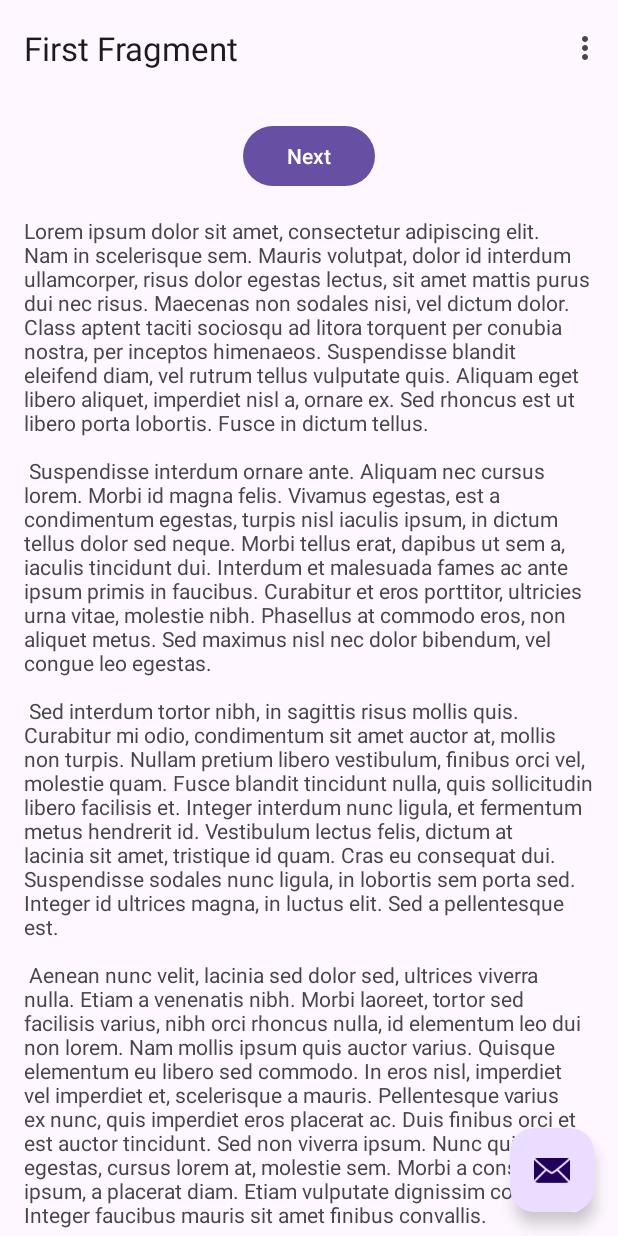
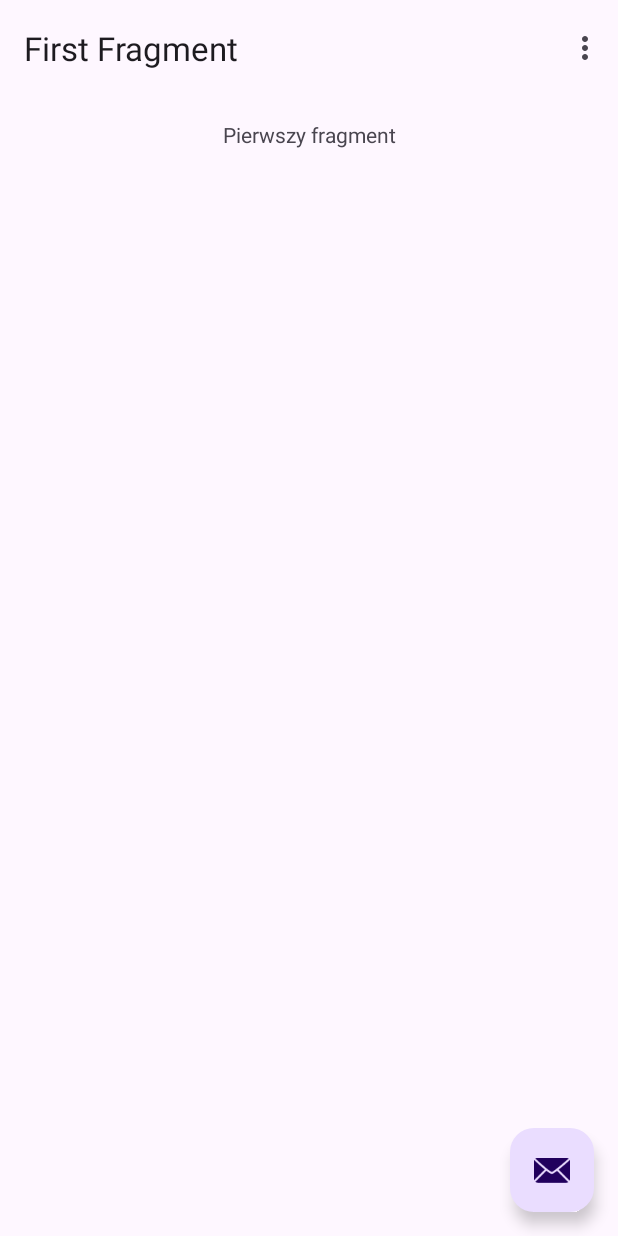
Before and after one commit to Klaudiusz02/Programowanie_mobline, an Android app: the screen it shows after launch (MainActivity), on a phone screen of 412 x 824 dp. Run offline under Robolectric (Android 15) with nearby library versions, the phone set to English and light mode, and no system bars; our stand-ins replace navigation-ui.

```diff
--- a/app/src/main/java/com/example/budzik/FirstFragment.java
+++ b/app/src/main/java/com/example/budzik/FirstFragment.java
@@ -29,13 +29,7 @@ public class FirstFragment extends Fragment {
     public void onViewCreated(@NonNull View view, Bundle savedInstanceState) {
         super.onViewCreated(view, savedInstanceState);
 
-        binding.buttonFirst.setOnClickListener(new View.OnClickListener() {
-            @Override
-            public void onClick(View view) {
-                NavHostFragment.findNavController(FirstFragment.this)
-                        .navigate(R.id.action_FirstFragment_to_SecondFragment);
-            }
-        });
+
     }
 
     @Override
--- a/app/src/main/res/layout/fragment_first.xml
+++ b/app/src/main/res/layout/fragment_first.xml
@@ -11,25 +11,15 @@
         android:layout_height="match_parent"
         android:padding="16dp">
 
-        <Button
-            android:id="@+id/button_first"
-            android:layout_width="wrap_content"
-            android:layout_height="wrap_content"
-            android:text="@string/next"
-            app:layout_constraintBottom_toTopOf="@id/textview_first"
-            app:layout_constraintEnd_toEndOf="parent"
-            app:layout_constraintStart_toStartOf="parent"
-            app:layout_constraintTop_toTopOf="parent" />
 
         <TextView
             android:id="@+id/textview_first"
             android:layout_width="wrap_content"
             android:layout_height="wrap_content"
             android:layout_marginTop="16dp"
-            android:text="@string/lorem_ipsum"
+            android:text="Pierwszy fragment"
             app:layout_constraintBottom_toBottomOf="parent"
             app:layout_constraintEnd_toEndOf="parent"
-            app:layout_constraintStart_toStartOf="parent"
-            app:layout_constraintTop_toBottomOf="@id/button_first" />
+            app:layout_constraintStart_toStartOf="parent" />
     </androidx.constraintlayout.widget.ConstraintLayout>
 </androidx.core.widget.NestedScrollView>
```
Also changed, not shown: app/src/main/java/com/example/budzik/MainActivity.java (+27 -17 lines), app/src/main/java/com/example/budzik/SecondFragment.java (+0 -7 lines), app/src/main/res/layout/fragment_second.xml (+1 -11 lines).
